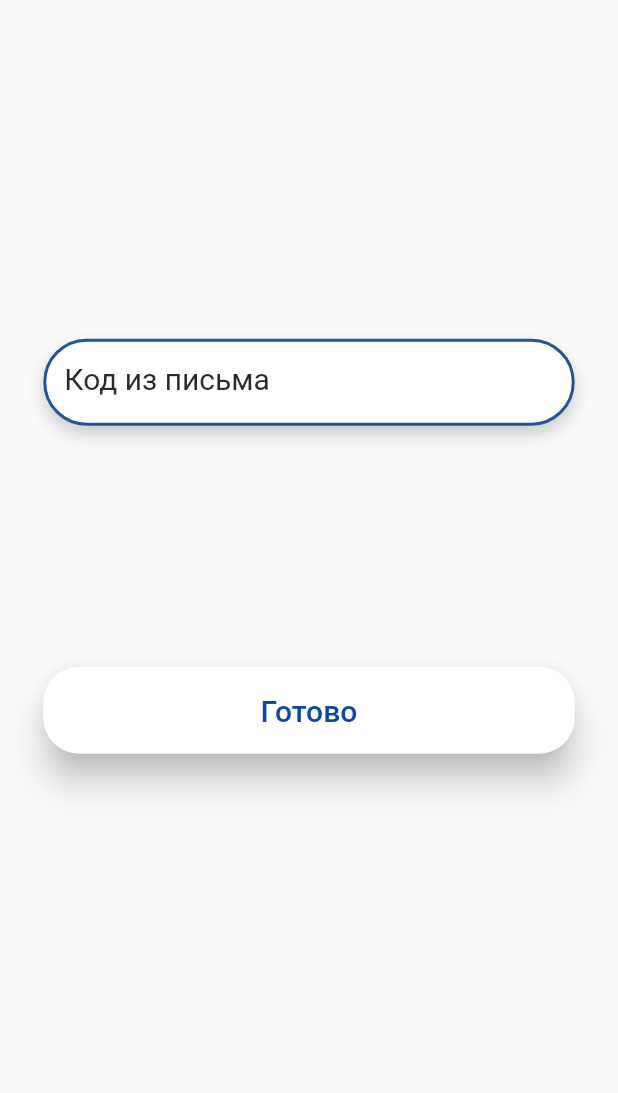
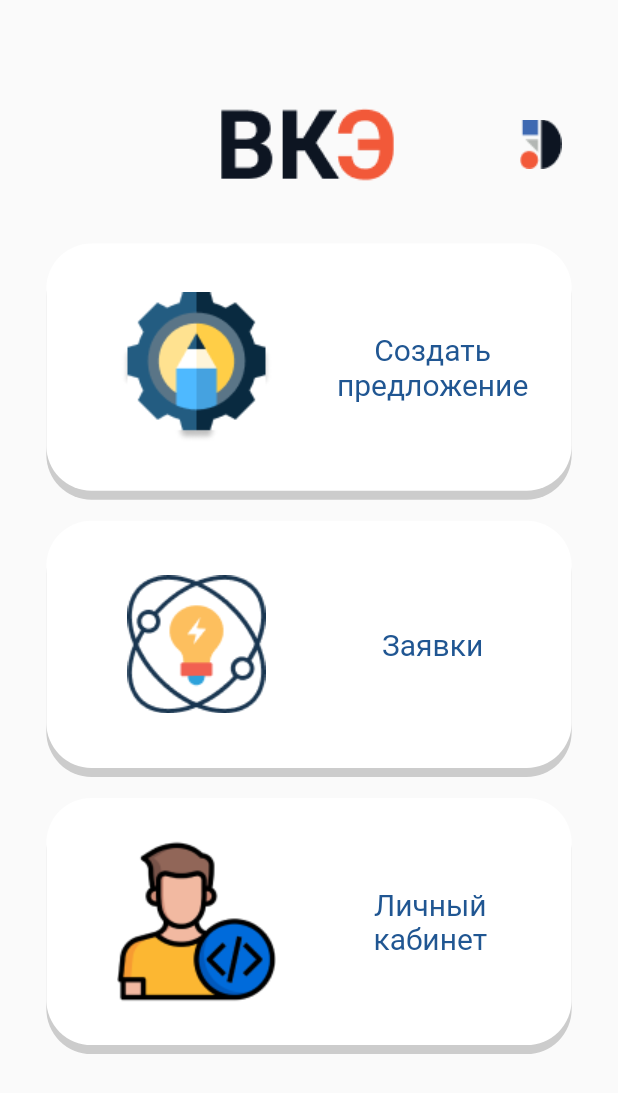
Before and after one commit to Q-F-L/InnovatorVKE, a Flutter app: the SmsPage screen opened by its route, after a tap on "Готово", on a phone screen of 412 x 824 dp. Shown: the top 1093 px of the screen. Run offline on Flutter 3.47's test engine with Material 2 defaults, Android fonts, the phone set to English and light mode, and no system bars.

Commit message:
create main page; download new assets; fixed sms page and login

```diff
--- a/lib/hi_page.dart
+++ b/lib/hi_page.dart
@@ -1,5 +1,4 @@
 import 'package:flutter/material.dart';
-import 'package:flutter/widgets.dart';
 
 class HiPage extends StatelessWidget {
   const HiPage({Key? key}) : super(key: key);
--- a/lib/login.dart
+++ b/lib/login.dart
@@ -102,7 +102,7 @@ class LoginPage extends StatelessWidget {
                     // padding: MaterialStateProperty.all(EdgeInsets.all(20))
                   ),
                   onPressed: (){
-                    Navigator.pushNamed(context, '/login_page');
+                    Navigator.pushNamed(context, '/menu_page');
                   },
                   child: Text(
                     'Войти',
--- a/lib/main.dart
+++ b/lib/main.dart
@@ -4,6 +4,7 @@ import 'package:diplomka/sms_page.dart';
 import 'package:flutter/material.dart';
 
 import 'login.dart';
+import 'menu_page.dart';
 
 void main() {
   runApp(const MyApp());
@@ -36,12 +37,13 @@ class MyApp extends StatelessWidget {
           ),
         ),
       ),
-      home: const SmsPage(),
+      home: const MenuPage(),
       routes: {
         '/hi_page': (context) => HiPage(),
         '/register_page': (context) => RegisterPage(),
         '/login_page': (context) => LoginPage(),
         '/sms_page': (context) => SmsPage(),
+        '/menu_page': (context) => MenuPage(),
       },
       // initialRoute: '/hi_page',
     );
--- /dev/null
+++ b/lib/menu_page.dart
@@ -0,0 +1,181 @@
+import 'package:flutter/cupertino.dart';
+import 'package:flutter/material.dart';
+
+class MenuPage extends StatelessWidget {
+  const MenuPage({Key? key}) : super(key: key);
+
+  @override
+  Widget build(BuildContext context) {
+    return Scaffold(
+      body: Container(
+        padding: EdgeInsets.only(top: 30),
+          child: Column(
+            children: [
+              Expanded(
+                flex: 1,
+                child: Row(
+                  children: [
+                    Expanded(
+                      flex: 1,
+                        child: Container()
+                    ),
+                    Expanded(
+                      flex: 2,
+                        child: Image.asset('assets/logo_text.png')
+                    ),
+                    Expanded(
+                      flex: 1,
+                        child: Image.asset('assets/logo_image.png')
+                    ),
+                  ],
+                ),
+              ),
+
+              Expanded(
+                flex: 5,
+                child: Container(
+                  width: MediaQuery.of(context).size.width * 0.85,
+                  child: ListView(
+                    children: [
+                      Container(
+                        margin: EdgeInsets.only(bottom: 20),
+                        width: MediaQuery.of(context).size.width * 0.85,
+                        height: MediaQuery.of(context).size.height * 0.2,
+                        decoration: BoxDecoration(
+                            color: Colors.white,
+                            borderRadius: BorderRadius.circular(30),
+                            boxShadow: [
+                              BoxShadow(
+                                color: Colors.grey.withOpacity(0.5),
+                                //color of shadow
+                                spreadRadius: 0,
+                                //spread radius
+                                blurRadius: 0,
+                                // blur radius
+                                offset: Offset(0, 6), // changes position of shadow
+                              ),
+                            ]),
+                        child: GestureDetector(
+                          onTap: (){
+                            Navigator.pushNamed(context, '/login_page');
+                          },
+                          child: Row(
+                            mainAxisAlignment: MainAxisAlignment.center,
+                            children: [
+                              Image.asset('assets/create_project.png',
+                                  height: MediaQuery.of(context).size.height * 0.25),
+                              Container(
+                                  alignment: AlignmentDirectional.center,
+                                  height: 100,
+                                  width: 150,
+                                  child: Text(
+                                    'Создать предложение',
+                                    softWrap: true,
+                                    textAlign: TextAlign.center,
+                                    style: TextStyle(
+                                      fontSize: 20,
+                                      color: Color.fromRGBO(32, 86, 146, 1),
+                                    ),
+                                  ))
+                            ],
+                          ),
+                        ),
+                      ),
+                      Container(
+                        margin: EdgeInsets.only(bottom: 20),
+                        width: MediaQuery.of(context).size.width * 0.85,
+                        height: MediaQuery.of(context).size.height * 0.2,
+                        decoration: BoxDecoration(
+                            color: Colors.white,
+                            borderRadius: BorderRadius.circular(30),
+                            boxShadow: [
+                              BoxShadow(
+                                color: Colors.grey.withOpacity(0.5),
+                                //color of shadow
+                                spreadRadius: 0,
+                                //spread radius
+                                blurRadius: 0,
+                                // blur radius
+                                offset: Offset(0, 6), // changes position of shadow
+                              ),
+                            ]),
+                        child: GestureDetector(
+                          onTap: (){
+                            Navigator.pushNamed(context, '/login_page');
+                          },
+                          child: Row(
+                            mainAxisAlignment: MainAxisAlignment.center,
+                            children: [
+                              Image.asset('assets/view.png',
+                                  height: MediaQuery.of(context).size.height * 0.25),
+                              Container(
+                                  alignment: AlignmentDirectional.center,
+                                  height: 100,
+                                  width: 150,
+                                  child: Text(
+                                    'Заявки',
+                                    softWrap: true,
+                                    textAlign: TextAlign.center,
+                                    style: TextStyle(
+                                      fontSize: 20,
+                                      color: Color.fromRGBO(32, 86, 146, 1),
+                                    ),
+                                  ))
+                            ],
+                          ),
+                        ),
+                      ),
+                      Container(
+                        margin: EdgeInsets.only(bottom: 20),
+                        width: MediaQuery.of(context).size.width * 0.85,
+                        height: MediaQuery.of(context).size.height * 0.2,
+                        decoration: BoxDecoration(
+                            color: Colors.white,
+                            borderRadius: BorderRadius.circular(30),
+                            boxShadow: [
+                              BoxShadow(
+                                color: Colors.grey.withOpacity(0.5),
+                                //color of shadow
+                                spreadRadius: 0,
+                                //spread radius
+                                blurRadius: 0,
+                                // blur radius
+                                offset: Offset(0, 6), // changes position of shadow
+                              ),
+                            ]),
+                        child: GestureDetector(
+                          onTap: (){
+                            Navigator.pushNamed(context, '/login_page');
+                          },
+                          child: Row(
+                            mainAxisAlignment: MainAxisAlignment.center,
+                            children: [
+                              Image.asset('assets/user.png',
+                                  height: MediaQuery.of(context).size.height * 0.25),
+                              Container(
+                                  alignment: AlignmentDirectional.center,
+                                  height: 100,
+                                  width: 150,
+                                  child: Text(
+                                    'Личный кабинет',
+                                    softWrap: true,
+                                    textAlign: TextAlign.center,
+                                    style: TextStyle(
+                                      fontSize: 20,
+                                      color: Color.fromRGBO(32, 86, 146, 1),
+                                    ),
+                                  ))
+                            ],
+                          ),
+                        ),
+                      ),
+                    ],
+                  ),
+                ),
+              )
+            ],
+          ),
+      ),
+    );
+  }
+}
--- a/lib/sms_page.dart
+++ b/lib/sms_page.dart
@@ -75,7 +75,7 @@ class SmsPage extends StatelessWidget {
                     // padding: MaterialStateProperty.all(EdgeInsets.all(20))
                   ),
                   onPressed: (){
-                    // Navigator.pushNamed(context, '/menu_page');
+                    Navigator.pushNamed(context, '/menu_page');
                   },
                   child: Text(
                     'Готово',
```
Also changed, not shown: assets/create_project.png (added), assets/logo_image.png (added), assets/logo_text.png (added), assets/user.png (added), assets/view.png (added).
